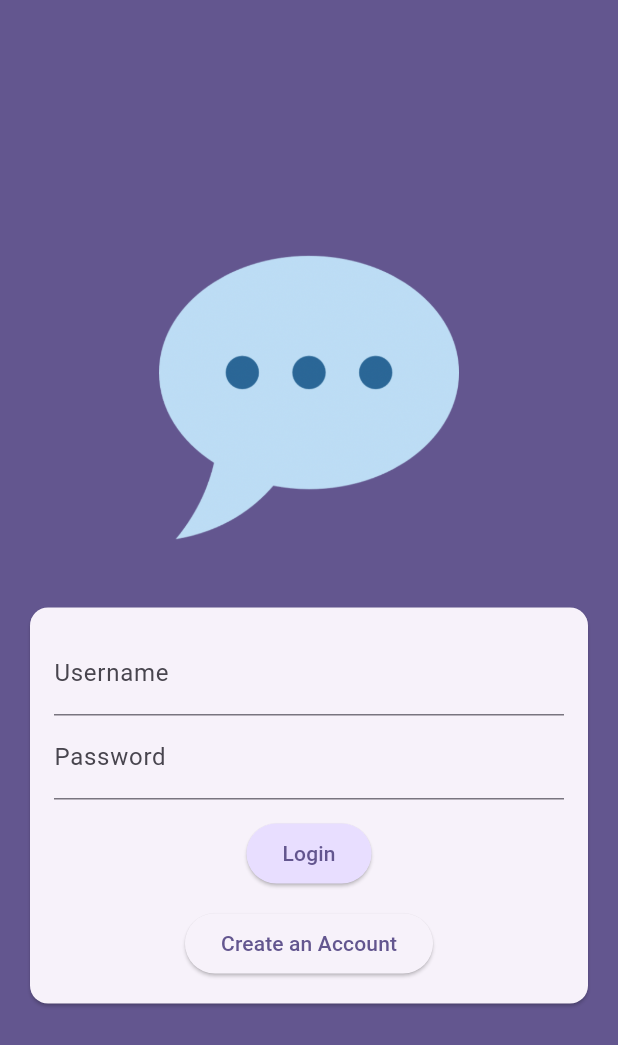
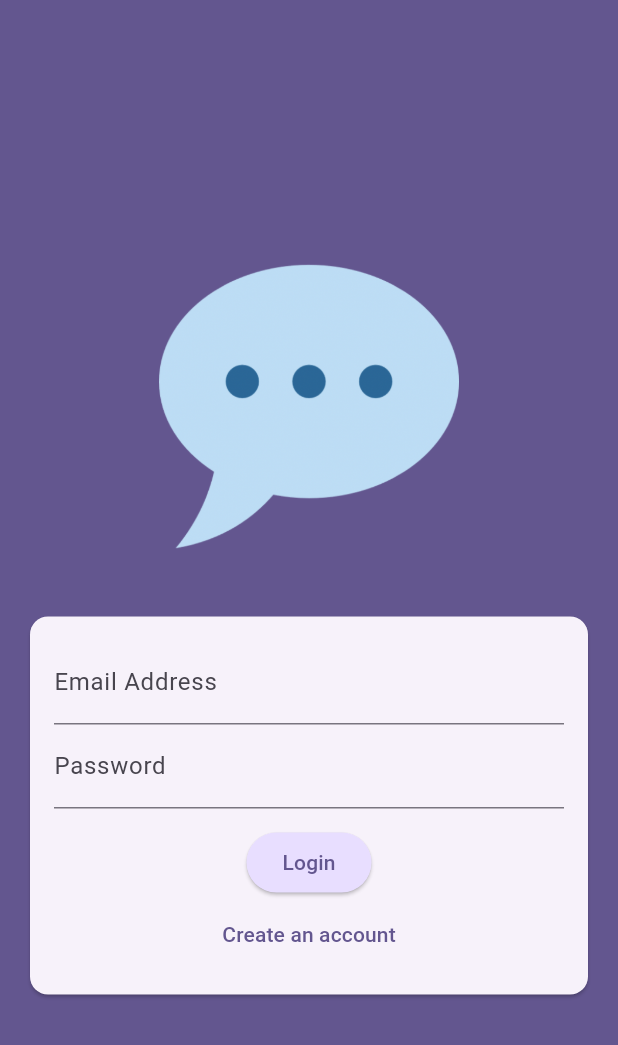
Before and after one commit to mayur-vishwakarma/flutter, a Flutter app: the screen it shows after launch, on a phone screen of 412 x 824 dp. Shown: the top 1045 px of the screen. Run offline on Flutter 3.47's test engine with Material 3 defaults, Android fonts, the phone set to English and light mode, and no system bars; our stand-ins replace cloud_firestore, firebase_auth, firebase_core, firebase_messaging, firebase_storage, flutter_riverpod and 4 more; accounts and stored records are empty.

Commit message:
Flutter Apps

```diff
--- a/flutter projects/chat_app/lib/screens/auth.dart
+++ b/flutter projects/chat_app/lib/screens/auth.dart
@@ -1,8 +1,9 @@
-import 'package:chat_app/Widgets/user_image_picker.dart';
+import 'dart:io';
+
+import 'package:chat_app/widgets/user_image_picker.dart';
 import 'package:cloud_firestore/cloud_firestore.dart';
 import 'package:firebase_storage/firebase_storage.dart';
 import 'package:flutter/material.dart';
-import 'dart:io';
 import 'package:firebase_auth/firebase_auth.dart';
 
 final _firebase = FirebaseAuth.instance;
@@ -18,31 +19,35 @@ class AuthScreen extends StatefulWidget {
 
 class _AuthScreenState extends State<AuthScreen> {
   final _form = GlobalKey<FormState>();
-  var _islogin = true;
+
+  var _isLogin = true;
   var _enteredEmail = '';
   var _enteredPassword = '';
-  var _enteredUserName = '';
+  var _enteredUsername = '';
   File? _selectedImage;
   var _isAuthenticating = false;
 
   void _submit() async {
     final isValid = _form.currentState!.validate();
-    try {
-      setState(() {
-        _isAuthenticating = true;
-      });
-      if (!isValid || !_islogin && _selectedImage == null) {
+
+    if (!isValid || !_isLogin && _selectedImage == null) {
+      // show error message ...
       return;
     }
 
     _form.currentState!.save();
 
-      if (_islogin) {
+    try {
+      setState(() {
+        _isAuthenticating = true;
+      });
+      if (_isLogin) {
         final userCredentials = await _firebase.signInWithEmailAndPassword(
             email: _enteredEmail, password: _enteredPassword);
       } else {
         final userCredentials = await _firebase.createUserWithEmailAndPassword(
             email: _enteredEmail, password: _enteredPassword);
+
         final storageRef = FirebaseStorage.instance
             .ref()
             .child('user_images')
@@ -53,23 +58,21 @@ class _AuthScreenState extends State<AuthScreen> {
 
         await FirebaseFirestore.instance
             .collection('users')
-            .doc('userCredentials.user!.uid')
-            .set(
-          {
-            'username': _enteredUserName,
+            .doc(userCredentials.user!.uid)
+            .set({
+          'username': _enteredUsername,
           'email': _enteredEmail,
           'image_url': imageUrl,
-          },
-        );
+        });
       }
     } on FirebaseAuthException catch (error) {
-      if (error.code == "email-already-in-use") {
-        //...
+      if (error.code == 'email-already-in-use') {
+        // ...
       }
       ScaffoldMessenger.of(context).clearSnackBars();
       ScaffoldMessenger.of(context).showSnackBar(
         SnackBar(
-          content: Text(error.message ?? 'Authentication failed. '),
+          content: Text(error.message ?? 'Authentication failed.'),
         ),
       );
       setState(() {
@@ -107,12 +110,13 @@ class _AuthScreenState extends State<AuthScreen> {
                       child: Column(
                         mainAxisSize: MainAxisSize.min,
                         children: [
-                          if (!_islogin)
+                          if (!_isLogin)
                             UserImagePicker(
                               onPickImage: (pickedImage) {
                                 _selectedImage = pickedImage;
                               },
                             ),
+                          if (!_isLogin)
                             TextFormField(
                               decoration:
                                   const InputDecoration(labelText: 'Username'),
@@ -121,28 +125,27 @@ class _AuthScreenState extends State<AuthScreen> {
                                 if (value == null ||
                                     value.isEmpty ||
                                     value.trim().length < 3) {
-                                return "Please Enter Valid UserName";
+                                  return 'Please enter at least 4 characters.';
                                 }
                                 return null;
                               },
                               onSaved: (value) {
-                              _enteredUserName = value!;
+                                _enteredUsername = value!;
                               },
                             ),
-                          if (!_islogin)
                           TextFormField(
                             decoration: const InputDecoration(
-                                labelText: "Email Address  ",
-                              ),
+                                labelText: 'Email Address'),
                             keyboardType: TextInputType.emailAddress,
                             autocorrect: false,
                             textCapitalization: TextCapitalization.none,
                             validator: (value) {
                               if (value == null ||
                                   value.trim().isEmpty ||
-                                    !value.contains("@")) {
-                                  return "Please enter a valid email address";
+                                  !value.contains('@')) {
+                                return 'Please enter a valid email address.';
                               }
+
                               return null;
                             },
                             onSaved: (value) {
@@ -150,13 +153,12 @@ class _AuthScreenState extends State<AuthScreen> {
                             },
                           ),
                           TextFormField(
-                            decoration: const InputDecoration(
-                              labelText: "Password  ",
-                            ),
+                            decoration:
+                                const InputDecoration(labelText: 'Password'),
                             obscureText: true,
                             validator: (value) {
                               if (value == null || value.trim().length < 6) {
-                                return "Password must be atleast 6 character long.";
+                                return 'Password must be at least 6 characters long.';
                               }
                               return null;
                             },
@@ -164,9 +166,7 @@ class _AuthScreenState extends State<AuthScreen> {
                               _enteredPassword = value!;
                             },
                           ),
-                          const SizedBox(
-                            height: 12,
-                          ),
+                          const SizedBox(height: 12),
                           if (_isAuthenticating)
                             const CircularProgressIndicator(),
                           if (!_isAuthenticating)
@@ -175,25 +175,21 @@ class _AuthScreenState extends State<AuthScreen> {
                               style: ElevatedButton.styleFrom(
                                 backgroundColor: Theme.of(context)
                                     .colorScheme
-                                      .primaryContainer),
-                              child: Text(
-                                _islogin ? "Login" : "Sign-up",
+                                    .primaryContainer,
                               ),
-                            ),
-                          const SizedBox(
-                            height: 12,
+                              child: Text(_isLogin ? 'Login' : 'Signup'),
                             ),
                           if (!_isAuthenticating)
-                            ElevatedButton(
+                            TextButton(
                               onPressed: () {
                                 setState(() {
-                                  _islogin = !_islogin;
+                                  _isLogin = !_isLogin;
                                 });
                               },
-                              child: Text(_islogin
-                                  ? "Create an Account"
-                                  : "I already have an account."),
-                            )
+                              child: Text(_isLogin
+                                  ? 'Create an account'
+                                  : 'I already have an account'),
+                            ),
                         ],
                       ),
                     ),
--- a/flutter projects/chat_app/pubspec.yaml
+++ b/flutter projects/chat_app/pubspec.yaml
@@ -40,6 +40,7 @@ dependencies:
   firebase_storage: ^11.5.6
   image_picker: ^1.0.5
   cloud_firestore: ^4.13.6
+  firebase_messaging: ^14.7.9
 
 dev_dependencies:
   flutter_test:
@@ -50,7 +51,7 @@ dev_dependencies:
   # activated in the `analysis_options.yaml` file located at the root of your
   # package. See that file for information about deactivating specific lint
   # rules and activating additional ones.
-  flutter_lints: ^2.0.0
+  flutter_lints: ^3.0.1
 
 # For information on the generic Dart part of this file, see the
 # following page: https://dart.dev/tools/pub/pubspec
```
Also changed, not shown: flutter projects/chat_app/lib/Widgets/chat_messages.dart (+23 -16 lines), flutter projects/chat_app/lib/Widgets/new_messages.dart (+9 -6 lines), flutter projects/chat_app/lib/screens/chat.dart (+23 -3 lines), flutter projects/chat_app/pubspec.lock, 7 other files. Lines whose indentation alone changed are shown as unchanged.
